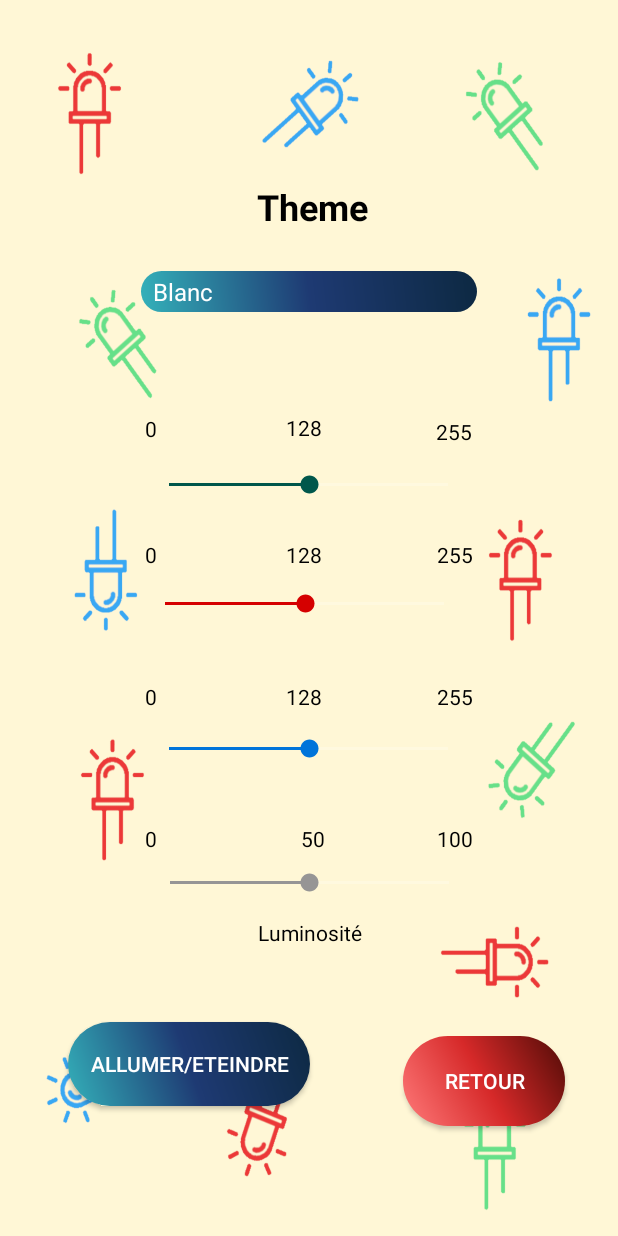
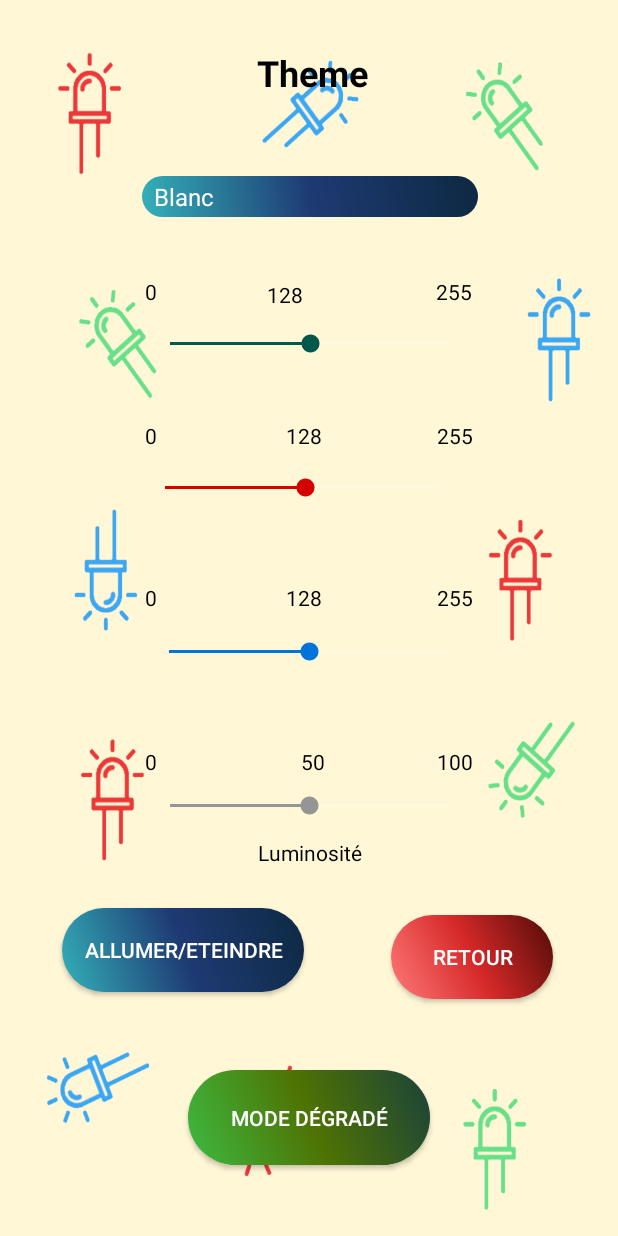
Before and after one commit to institut-galilee/Immersion_projects, an Android app: the ActivityMain2 screen opened directly, with no data from a screen before it, on a phone screen of 412 x 824 dp. Run offline under Robolectric (Android 15) with nearby library versions, the phone set to English and light mode, and no system bars; 1 statement that could not run was skipped.

Commit message:
Design pour le dégradé

```diff
--- a/Immersion35D/app/src/main/AndroidManifest.xml
+++ b/Immersion35D/app/src/main/AndroidManifest.xml
@@ -28,6 +28,8 @@
         <activity android:name=".ActivityMain2"  android:screenOrientation="portrait"/>
         <activity android:name=".ActivityMain3"  android:screenOrientation="portrait"/>
         <activity android:name=".ActivityMain4"  android:screenOrientation="portrait"/>
+        <activity android:name=".ActivityMain5"  android:screenOrientation="portrait"/>
+
 
     </application>
 
--- a/Immersion35D/app/src/main/java/com/immersion35D/ActivityMain2.java
+++ b/Immersion35D/app/src/main/java/com/immersion35D/ActivityMain2.java
@@ -33,70 +33,11 @@ public class ActivityMain2 extends AppCompatActivity {
     Spinner themes;
     Button retour;
     Button allumer;
+    Button degrade;
 
 
     String etat = "A";
 
-    @SuppressLint("HardwareIds")
-    private void envoiCouleurs(int a)
-    {
-        try
-        {
-            if (bSocket!=null)
-            {
-                if(a==1) {
-                    couleurs = r1;
-                    for (char e : couleurs.toCharArray()) {
-                        bSocket.getOutputStream().write(e);
-                    }
-                }
-                if(a==2) {
-                    couleurs = v1;
-                    for (char e : couleurs.toCharArray()) {
-                        bSocket.getOutputStream().write(e);
-                    }
-                }
-                if(a==3) {
-                    couleurs = b1;
-                    for (char e : couleurs.toCharArray()) {
-                        bSocket.getOutputStream().write(e);
-                    }
-                }
-                if(a==4) {
-                    couleurs = l1;
-                    for (char e : couleurs.toCharArray()) {
-                        bSocket.getOutputStream().write(e);
-                    }
-                }
-               // btSocket.getOutputStream().write(this.r);
-            }
-        }
-        catch (Exception e)
-        {
-            Toast.makeText(getApplicationContext(),e.getMessage(), Toast.LENGTH_SHORT).show();
-        }
-    }
-
-    private void onOff()
-    {
-        try
-        {
-            if (bSocket!=null)
-            {
-                if (etat.equals("E")) {
-                    etat = "A";
-                }
-                else if (etat.equals("A")){
-                    etat = "E";
-                }
-                bSocket.getOutputStream().write(etat.getBytes());
-            }
-        }
-        catch (Exception e)
-        {
-            Toast.makeText(getApplicationContext(),e.getMessage(), Toast.LENGTH_SHORT).show();
-        }
-    }
 
     @SuppressLint("SetTextI18n")
     @Override
@@ -134,6 +75,7 @@ public class ActivityMain2 extends AppCompatActivity {
 
         retour = findViewById(R.id.retour);
         allumer = findViewById(R.id.allumer);
+        degrade = findViewById(R.id.degrade);
 
         themes.setOnItemSelectedListener(new AdapterView.OnItemSelectedListener() {
             @Override
@@ -285,9 +227,8 @@ public class ActivityMain2 extends AppCompatActivity {
             }
         });
 
+        //Gestion de l'affichage des valeurs en instantané
 
-
-        //Gestion de l'affichage des valeurs en instantané
         sr.setOnSeekBarChangeListener(new SeekBar.OnSeekBarChangeListener() {
             @Override
             public void onProgressChanged(SeekBar seekBar, int progress, boolean fromUser) {
@@ -388,7 +329,82 @@ public class ActivityMain2 extends AppCompatActivity {
             }
         });
 
+        degrade.setOnClickListener(new View.OnClickListener() {
+            @Override
+            public void onClick(View v) {
+                try {
+                    bSocket.getOutputStream().write("D".getBytes());
+                } catch (IOException e) {
+                    e.printStackTrace();
+                }
+                Intent ActivityMain5 = new Intent(getApplicationContext(), ActivityMain5.class);
+                startActivity(ActivityMain5);
+                finish();
+            }
+        });
 
+
+    }
+
+    @SuppressLint("HardwareIds")
+    private void envoiCouleurs(int a)
+    {
+        try
+        {
+            if (bSocket!=null)
+            {
+                if(a==1) {
+                    couleurs = r1;
+                    for (char e : couleurs.toCharArray()) {
+                        bSocket.getOutputStream().write(e);
+                    }
+                }
+                if(a==2) {
+                    couleurs = v1;
+                    for (char e : couleurs.toCharArray()) {
+                        bSocket.getOutputStream().write(e);
+                    }
+                }
+                if(a==3) {
+                    couleurs = b1;
+                    for (char e : couleurs.toCharArray()) {
+                        bSocket.getOutputStream().write(e);
+                    }
+                }
+                if(a==4) {
+                    couleurs = l1;
+                    for (char e : couleurs.toCharArray()) {
+                        bSocket.getOutputStream().write(e);
+                    }
+                }
+                // btSocket.getOutputStream().write(this.r);
+            }
+        }
+        catch (Exception e)
+        {
+            Toast.makeText(getApplicationContext(),e.getMessage(), Toast.LENGTH_SHORT).show();
+        }
+    }
+
+    private void onOff()
+    {
+        try
+        {
+            if (bSocket!=null)
+            {
+                if (etat.equals("E")) {
+                    etat = "A";
+                }
+                else if (etat.equals("A")){
+                    etat = "E";
+                }
+                bSocket.getOutputStream().write(etat.getBytes());
+            }
+        }
+        catch (Exception e)
+        {
+            Toast.makeText(getApplicationContext(),e.getMessage(), Toast.LENGTH_SHORT).show();
+        }
     }
 
     public void theme(int rd,int vt,int be, int lm){
--- a/Immersion35D/app/src/main/res/layout/activity_main2.xml
+++ b/Immersion35D/app/src/main/res/layout/activity_main2.xml
@@ -12,10 +12,8 @@
         android:layout_width="wrap_content"
         android:layout_height="wrap_content"
         android:layout_marginStart="8dp"
-        android:layout_marginLeft="8dp"
         android:layout_marginTop="8dp"
         android:layout_marginEnd="8dp"
-        android:layout_marginRight="8dp"
         android:layout_marginBottom="8dp"
         android:text="@string/_255"
         android:textColor="@android:color/black"
@@ -24,7 +22,7 @@
         app:layout_constraintHorizontal_bias="0.76"
         app:layout_constraintStart_toStartOf="parent"
         app:layout_constraintTop_toBottomOf="@+id/spinner"
-        app:layout_constraintVertical_bias="0.925" />
+        app:layout_constraintVertical_bias="0.888" />
 
     <TextView
         android:id="@+id/textView5"
@@ -50,13 +48,10 @@
         android:layout_width="218dp"
         android:layout_height="26dp"
         android:layout_marginStart="8dp"
-        android:layout_marginLeft="8dp"
         android:layout_marginTop="8dp"
         android:layout_marginEnd="8dp"
-        android:layout_marginRight="8dp"
         android:layout_marginBottom="8dp"
         android:colorControlActivated="@color/red"
-        android:colorControlNormal="@color/blue"
         android:max="255"
         android:progress="60"
         android:progressTint="@color/red"
@@ -66,7 +61,7 @@
         app:layout_constraintHorizontal_bias="0.485"
         app:layout_constraintStart_toStartOf="parent"
         app:layout_constraintTop_toBottomOf="@+id/spinner"
-        app:layout_constraintVertical_bias="0.302"
+        app:layout_constraintVertical_bias="0.25"
         tools:targetApi="lollipop" />
 
     <SeekBar
@@ -76,10 +71,8 @@
         android:layout_height="26dp"
 
         android:layout_marginStart="8dp"
-        android:layout_marginLeft="8dp"
         android:layout_marginTop="8dp"
         android:layout_marginEnd="8dp"
-        android:layout_marginRight="8dp"
         android:colorControlActivated="@color/green"
         android:max="255"
         android:progress="100"
@@ -87,10 +80,10 @@
         android:thumbTint="@color/green"
         app:layout_constraintBottom_toTopOf="@+id/rouge"
         app:layout_constraintEnd_toEndOf="parent"
-        app:layout_constraintHorizontal_bias="0.497"
+        app:layout_constraintHorizontal_bias="0.502"
         app:layout_constraintStart_toStartOf="parent"
         app:layout_constraintTop_toBottomOf="@+id/spinner"
-        app:layout_constraintVertical_bias="0.636"
+        app:layout_constraintVertical_bias="0.473"
         tools:targetApi="lollipop" />
 
     <SeekBar
@@ -202,27 +195,24 @@
         android:layout_width="224dp"
         android:layout_height="27dp"
         android:layout_marginStart="8dp"
-        android:layout_marginLeft="8dp"
         android:layout_marginTop="8dp"
         android:layout_marginEnd="8dp"
-        android:layout_marginRight="8dp"
         android:layout_marginBottom="8dp"
         android:background="@drawable/buttonshape2"
         app:layout_constraintBottom_toBottomOf="parent"
         app:layout_constraintEnd_toEndOf="parent"
+        app:layout_constraintHorizontal_bias="0.502"
         app:layout_constraintStart_toStartOf="parent"
         app:layout_constraintTop_toTopOf="parent"
-        app:layout_constraintVertical_bias="0.221" />
+        app:layout_constraintVertical_bias="0.14" />
 
     <TextView
         android:id="@+id/textView12"
         android:layout_width="wrap_content"
         android:layout_height="wrap_content"
         android:layout_marginStart="8dp"
-        android:layout_marginLeft="8dp"
         android:layout_marginTop="8dp"
         android:layout_marginEnd="8dp"
-        android:layout_marginRight="8dp"
         android:text="@string/theme"
         android:textColor="@android:color/background_dark"
         android:textSize="24sp"
@@ -232,7 +222,7 @@
         app:layout_constraintHorizontal_bias="0.507"
         app:layout_constraintStart_toStartOf="parent"
         app:layout_constraintTop_toTopOf="parent"
-        app:layout_constraintVertical_bias="0.81" />
+        app:layout_constraintVertical_bias="0.316" />
 
     <TextView
         android:id="@+id/textView15"
@@ -255,22 +245,17 @@
 
     <TextView
         android:id="@+id/tv"
-        android:layout_width="wrap_content"
-        android:layout_height="16dp"
+        android:layout_width="59dp"
+        android:layout_height="21dp"
         android:layout_marginStart="8dp"
-        android:layout_marginLeft="8dp"
-        android:layout_marginTop="8dp"
         android:layout_marginEnd="8dp"
-        android:layout_marginRight="8dp"
         android:layout_marginBottom="8dp"
         android:text="@string/current"
         android:textColor="@android:color/black"
         app:layout_constraintBottom_toTopOf="@+id/vert"
         app:layout_constraintEnd_toStartOf="@+id/textView7"
-        app:layout_constraintHorizontal_bias="0.533"
-        app:layout_constraintStart_toEndOf="@+id/textView5"
-        app:layout_constraintTop_toBottomOf="@+id/spinner"
-        app:layout_constraintVertical_bias="0.843" />
+        app:layout_constraintHorizontal_bias="0.59"
+        app:layout_constraintStart_toEndOf="@+id/textView5" />
 
     <TextView
         android:id="@+id/tr"
@@ -313,21 +298,19 @@
     <Button
         android:id="@+id/retour"
         android:layout_width="108dp"
-        android:layout_height="wrap_content"
+        android:layout_height="56dp"
         android:layout_marginStart="8dp"
-        android:layout_marginLeft="8dp"
         android:layout_marginTop="8dp"
         android:layout_marginEnd="8dp"
-        android:layout_marginRight="8dp"
         android:layout_marginBottom="48dp"
         android:background="@drawable/buttonshape3"
         android:text="@string/retour"
         app:layout_constraintBottom_toBottomOf="parent"
         app:layout_constraintEnd_toEndOf="parent"
-        app:layout_constraintHorizontal_bias="0.905"
+        app:layout_constraintHorizontal_bias="0.878"
         app:layout_constraintStart_toStartOf="parent"
         app:layout_constraintTop_toBottomOf="@+id/luminosite"
-        app:layout_constraintVertical_bias="0.767" />
+        app:layout_constraintVertical_bias="0.325" />
 
     <TextView
         android:id="@+id/textView8"
@@ -410,18 +393,32 @@
         android:layout_width="161dp"
         android:layout_height="56dp"
         android:layout_marginStart="8dp"
-        android:layout_marginLeft="8dp"
         android:layout_marginTop="8dp"
         android:layout_marginEnd="8dp"
-        android:layout_marginRight="8dp"
         android:layout_marginBottom="8dp"
         android:background="@drawable/buttonshape2"
         android:text="@string/on_off"
         app:layout_constraintBottom_toBottomOf="parent"
         app:layout_constraintEnd_toStartOf="@+id/retour"
-        app:layout_constraintHorizontal_bias="0.406"
+        app:layout_constraintHorizontal_bias="0.397"
         app:layout_constraintStart_toStartOf="parent"
         app:layout_constraintTop_toTopOf="@+id/textView8"
-        app:layout_constraintVertical_bias="0.44" />
+        app:layout_constraintVertical_bias="0.2" />
+
+    <Button
+        android:id="@+id/degrade"
+        android:layout_width="161dp"
+        android:layout_height="63dp"
+        android:layout_marginStart="8dp"
+        android:layout_marginTop="8dp"
+        android:layout_marginEnd="8dp"
+        android:layout_marginBottom="8dp"
+        android:background="@drawable/buttonshape"
+        android:text="Mode dégradé"
+        app:layout_constraintBottom_toBottomOf="parent"
+        app:layout_constraintEnd_toEndOf="parent"
+        app:layout_constraintStart_toStartOf="parent"
+        app:layout_constraintTop_toBottomOf="@+id/allumer"
+        app:layout_constraintVertical_bias="0.529" />
 
 </android.support.constraint.ConstraintLayout>
```
Also changed, not shown: Immersion35D/app/src/main/java/com/immersion35D/ActivityMain5.java (added, +15 -0 lines), Immersion35D/app/src/main/res/layout/activity_main5.xml (added, +308 -0 lines), Immersion35D/app/src/main/ic_launcher-web.png (added), Immersion35D/app/src/main/res/mipmap-hdpi/ic_launcher.png, Immersion35D/app/src/main/res/mipmap-mdpi/ic_launcher.png, Immersion35D/app/src/main/res/mipmap-xhdpi/ic_launcher.png, Immersion35D/app/src/main/res/mipmap-xxhdpi/ic_launcher.png, Immersion35D/app/src/main/res/mipmap-xxxhdpi/ic_launcher.png.
